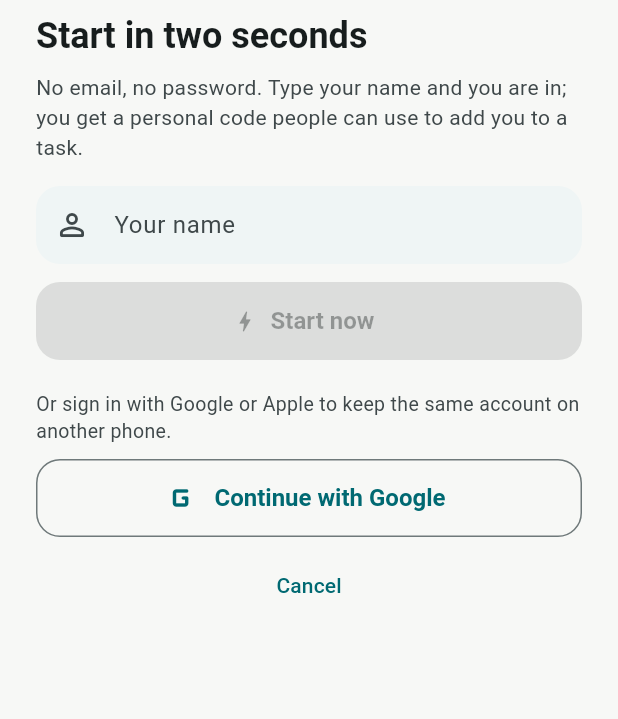
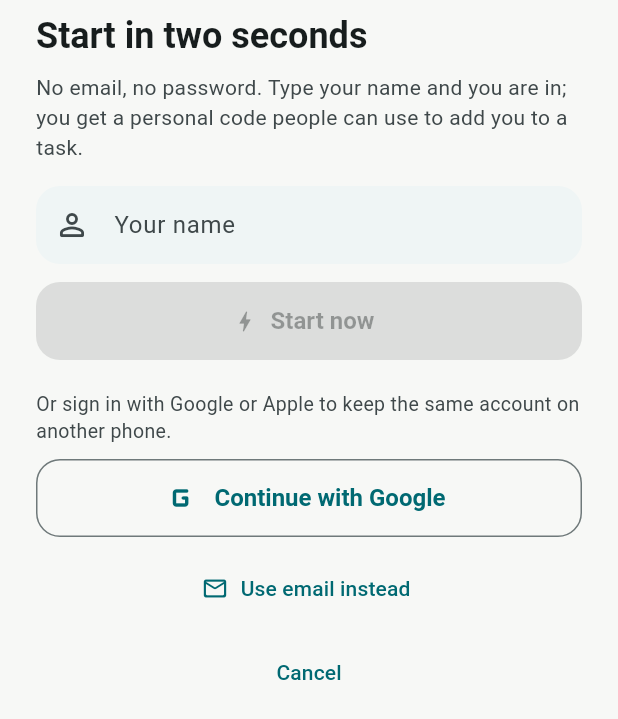
Before and after one commit to zaferdajani/Im-Done, a Flutter app: the _SignInSheet widget shown alone on an empty page, opened directly, on a phone screen of 412 x 824 dp. Shown: the top 719 px of the screen. Run offline on Flutter 3.47's test engine with Material 3 defaults, Android fonts, the phone set to English and light mode, and no system bars; our stand-ins replace app_links, cloud_firestore, firebase_auth, firebase_core, firebase_messaging, flutter_local_notifications and 9 more; missing offline and left inert: mobile_scanner; accounts and stored records are empty; network calls fail.

Commit message:
Email + password as the third way to keep an account
Signs in a known address, creates an account for a new one, links a quick
(anonymous) account instead of replacing it, with a password-reset link.
Offered under "Use email instead" on the sign-in sheet and as "Keep this
account with email" in Settings. en + ar.

Co-Authored-By: Claude Fable 5.1 <noreply@anthropic.com>
Claude-Session: https://claude.ai/code/session_01V3YgCv6Luc1KinkhtoDUbx

```diff
--- a/lib/services/cloud/auth_service.dart
+++ b/lib/services/cloud/auth_service.dart
@@ -34,6 +34,36 @@ class AuthService {
   }
 
   bool get isAnonymous => _auth.currentUser?.isAnonymous ?? false;
+
+  /// Email + password. Signs in if the address is known, otherwise creates
+  /// the account. A quick (anonymous) account is LINKED instead, so its
+  /// tasks and code are kept.
+  Future<User?> signInWithEmail(String email, String password, {String? displayName}) async {
+    final e = email.trim();
+    final current = _auth.currentUser;
+    if (current != null && current.isAnonymous) {
+      final r = await current.linkWithCredential(EmailAuthProvider.credential(email: e, password: password));
+      return r.user;
+    }
+    try {
+      final r = await _auth.signInWithEmailAndPassword(email: e, password: password);
+      return r.user;
+    } on FirebaseAuthException catch (ex) {
+      if (ex.code != 'user-not-found' && ex.code != 'invalid-credential') rethrow;
+      // Unknown address (invalid-credential is what newer SDKs return for it
+      // too): create the account. A wrong password on a known address fails
+      // here with email-already-in-use, which is the honest answer.
+      final r = await _auth.createUserWithEmailAndPassword(email: e, password: password);
+      final user = r.user;
+      if (user != null && displayName != null && displayName.trim().isNotEmpty) {
+        await user.updateDisplayName(displayName.trim());
+        await user.reload();
+      }
+      return _auth.currentUser;
+    }
+  }
+
+  Future<void> sendPasswordReset(String email) => _auth.sendPasswordResetEmail(email: email.trim());
 
   /// Attach Google to a quick account so it survives a new phone.
   Future<User?> linkGoogle() async {
--- a/lib/state/providers.dart
+++ b/lib/state/providers.dart
@@ -212,6 +212,8 @@ class TaskActions {
   }
 
   Future<User?> signInQuick(String name) => _b.auth.signInQuick(name);
+  Future<User?> signInWithEmail(String email, String password, {String? name}) => _b.auth.signInWithEmail(email, password, displayName: name);
+  Future<void> sendPasswordReset(String email) => _b.auth.sendPasswordReset(email);
   Future<User?> linkGoogle() => _b.auth.linkGoogle();
 
   /// Marks a task done from a notification tap, whichever store holds it.
--- a/lib/ui/sign_in_sheet.dart
+++ b/lib/ui/sign_in_sheet.dart
@@ -25,11 +25,16 @@ class _SignInSheet extends ConsumerStatefulWidget {
 
 class _SignInSheetState extends ConsumerState<_SignInSheet> {
   late final TextEditingController _name = TextEditingController(text: ref.read(settingsProvider).displayName);
+  late final TextEditingController _email = TextEditingController();
+  late final TextEditingController _password = TextEditingController();
   bool _busy = false;
+  bool _emailMode = false;
   String? _error;
 
   @override
   void dispose() {
+    _email.dispose();
+    _password.dispose();
     _name.dispose();
     super.dispose();
   }
@@ -105,6 +110,52 @@ class _SignInSheetState extends ConsumerState<_SignInSheet> {
                 icon: const Icon(Icons.g_mobiledata_rounded, size: 28),
                 label: Text(l.signInGoogle),
               ),
+              const SizedBox(height: 10),
+              if (!_emailMode)
+                TextButton.icon(
+                  onPressed: _busy ? null : () => setState(() => _emailMode = true),
+                  icon: const Icon(Icons.mail_outline_rounded),
+                  label: Text(l.useEmail),
+                )
+              else ...[
+                TextField(
+                  controller: _email,
+                  keyboardType: TextInputType.emailAddress,
+                  autocorrect: false,
+                  decoration: InputDecoration(hintText: l.emailLabel, prefixIcon: const Icon(Icons.mail_outline_rounded)),
+                  onChanged: (_) => setState(() {}),
+                ),
+                const SizedBox(height: 8),
+                TextField(
+                  controller: _password,
+                  obscureText: true,
+                  decoration: InputDecoration(hintText: l.passwordLabel, prefixIcon: const Icon(Icons.lock_outline_rounded)),
+                  onChanged: (_) => setState(() {}),
+                ),
+                const SizedBox(height: 6),
+                Text(l.emailHint, style: TextStyle(color: scheme.onSurfaceVariant, fontSize: 12)),
+                const SizedBox(height: 8),
+                FilledButton.tonalIcon(
+                  onPressed: _busy || !_email.text.contains('@') || _password.text.length < 6
+                      ? null
+                      : () => _run(() => b.auth.signInWithEmail(_email.text, _password.text, displayName: _name.text)),
+                  icon: const Icon(Icons.mail_rounded),
+                  label: Text(l.emailContinue),
+                ),
+                TextButton(
+                  onPressed: _busy || !_email.text.contains('@')
+                      ? null
+                      : () async {
+                          try {
+                            await b.auth.sendPasswordReset(_email.text);
+                            if (mounted) ScaffoldMessenger.of(context).showSnackBar(SnackBar(content: Text(l.resetSent)));
+                          } catch (e) {
+                            if (mounted) setState(() => _error = e.toString());
+                          }
+                        },
+                  child: Text(l.forgotPassword),
+                ),
+              ],
             ],
             if (_busy) const Padding(padding: EdgeInsets.only(top: 16), child: LinearProgressIndicator()),
             if (_error != null)
```
Also changed, not shown: lib/l10n/strings.dart (+32 -0 lines), lib/ui/settings_screen.dart (+11 -0 lines).
